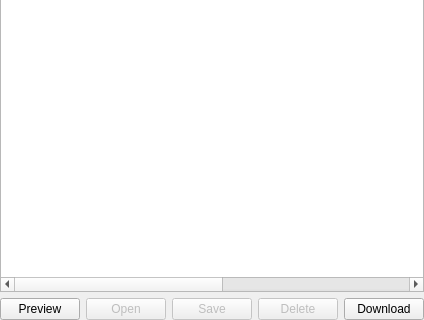
Above: gui/snowgui/expose/exposewidget.ui from AndreasFMueller/AstroPhotography before the change; both pictures show x 0 to 424 and y 283 to 603 of the 424 by 603 pixel window. Below: the same form after it.
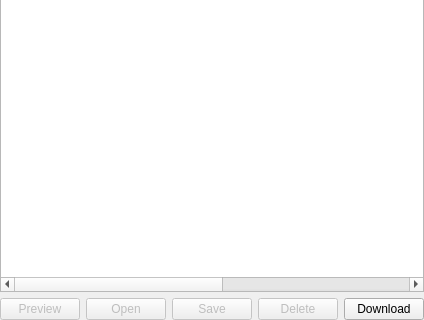
That is the form after the change.

Patch:
```diff
--- a/gui/snowgui/expose/exposewidget.ui
+++ b/gui/snowgui/expose/exposewidget.ui
@@ -179,6 +179,9 @@
       </property>
       <item>
        <widget class="QPushButton" name="previewButton">
+        <property name="enabled">
+         <bool>false</bool>
+        </property>
         <property name="text">
          <string>Preview</string>
         </property>
```
